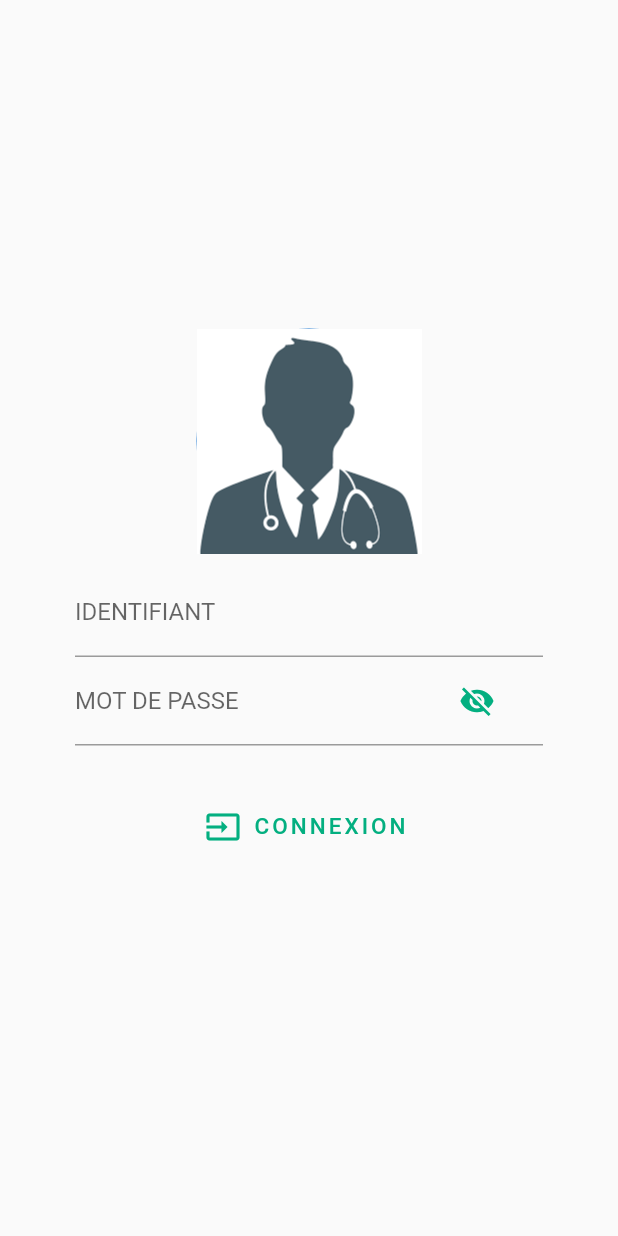
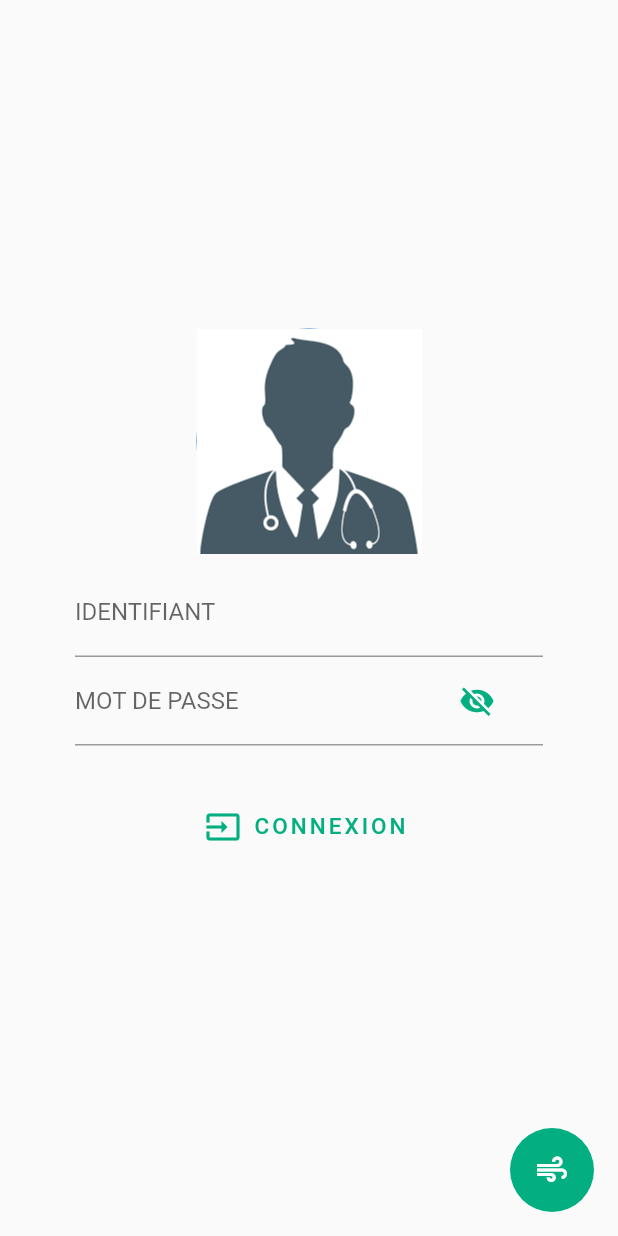
Before and after one commit to partnercloudsupport/fltcabinet, a Flutter app: the screen it shows after launch, on a phone screen of 412 x 824 dp. Run offline on Flutter 3.47's test engine with Material 2 defaults, Android fonts, the phone set to English and light mode, and no system bars; our stand-ins replace cloud_firestore, firebase_auth, firebase_core, firebase_database, google_sign_in, image_picker; missing offline and left inert: validator; accounts and stored records are empty; Roboto replaces fonts that are missing (Arial).

```diff
--- a/lib/components/CabinetTitle.dart
+++ b/lib/components/CabinetTitle.dart
@@ -12,7 +12,6 @@ class CabinetTitle extends StatelessWidget {
       title,
       style: new TextStyle(
         fontSize: fontsize != null ? fontsize : 18.0,
-
       ),
     );
   }
--- a/lib/icons/icon.dart
+++ b/lib/icons/icon.dart
@@ -5,14 +5,26 @@ class CabinetIcon {
   static final CabinetIcon _singleton = new CabinetIcon._internal();
   CabinetIcon._internal();
 
-  factory CabinetIcon()=> _singleton;
+  factory CabinetIcon() => _singleton;
 
-  static const IconData logOn = const IconData(0xe890, fontFamily: 'MaterialIcons',);
-  static const IconData arrow = const IconData(0xe315, fontFamily: 'MaterialIcons');
-  static const IconData show = const IconData(0xe8f4, fontFamily: 'MaterialIcons');
-  static const IconData hide = const IconData(0xe8f5, fontFamily: 'MaterialIcons');
-  static const IconData home = const IconData(0xe85d, fontFamily: 'MaterialIcons', matchTextDirection: true);
-  static const IconData calendar = const IconData(0xe935, fontFamily: 'MaterialIcons');
-  static const IconData location = const IconData(0xe0c8, fontFamily: 'MaterialIcons');
-  static const IconData account = const IconData(0xe853, fontFamily: 'MaterialIcons');
+  static const IconData logOn = const IconData(
+    0xe890,
+    fontFamily: 'MaterialIcons',
+  );
+  static const IconData arrow =
+      const IconData(0xe315, fontFamily: 'MaterialIcons');
+  static const IconData show =
+      const IconData(0xe8f4, fontFamily: 'MaterialIcons');
+  static const IconData hide =
+      const IconData(0xe8f5, fontFamily: 'MaterialIcons');
+  static const IconData home = const IconData(0xe85d,
+      fontFamily: 'MaterialIcons', matchTextDirection: true);
+  static const IconData calendar =
+      const IconData(0xe935, fontFamily: 'MaterialIcons');
+  static const IconData location =
+      const IconData(0xe0c8, fontFamily: 'MaterialIcons');
+  static const IconData account =
+      const IconData(0xe853, fontFamily: 'MaterialIcons');
+  static const IconData subscribe =
+      const IconData(0xe064, fontFamily: 'MaterialIcons');
 }
--- a/lib/interface/patient.dart
+++ b/lib/interface/patient.dart
@@ -39,6 +39,10 @@ class Patient {
       : login = snapshot.value['login'],
         passwd = snapshot.value['passwd'];
 
+  Patient.fromJson(Map<String, dynamic> json)
+      : login = json['login'],
+        passwd = json['passwd'];
+
   toJson() {
     return {
       'nom': nom,
--- a/lib/interface/user.dart
+++ b/lib/interface/user.dart
@@ -12,6 +12,11 @@ class User {
         passwd = snapshot.value['passwd'],
         idProfil = snapshot.value['idProfil'];
 
+  User.fromJson(Map<String, dynamic> json)
+      : login = json['login'],
+        passwd = json['passwd'],
+        idProfil = json['idProfil'];
+
   toJson() {
     return {
       "login": login,
@@ -19,5 +24,4 @@ class User {
       "idProfil": idProfil,
     };
   }
-
 }
--- a/lib/screens/logon/index.dart
+++ b/lib/screens/logon/index.dart
@@ -1,5 +1,5 @@
 import 'package:flutter/material.dart';
-import 'ensureVisibleWhenFocus.dart';
+import '../../components/ensureVisibleWhenFocus.dart';
 import '../../utils/utils.dart' as utils;
 import 'package:validator/validator.dart';
 
@@ -31,9 +31,10 @@ class _LogOnState extends State<LogOn> {
     FocusNode _focusNodeLogin = new FocusNode();
     FocusNode _focusNodePasswd = new FocusNode();
 
-    return new ListView(
-      children: <Widget>[
-        new Container(
+    return new LayoutBuilder(
+        builder: (BuildContext context, BoxConstraints constraints) {
+      return SingleChildScrollView(
+        child: new Container(
           constraints: BoxConstraints(maxHeight: screenSize.height),
           padding: EdgeInsets.symmetric(horizontal: 50.0, vertical: 60.0),
           child: new Form(
@@ -49,22 +50,17 @@ class _LogOnState extends State<LogOn> {
                   children: <Widget>[
                     new CircleAvatar(
                         child: new Image.asset('assets/images/medecin.png'),
-                  radius: 75.0,
-                ),
-                new Padding(padding: EdgeInsets.only(bottom: 10.0),),
+                        radius: 75.0),
+                    new Padding(padding: EdgeInsets.only(bottom: 10.0)),
                     new EnsureVisibleWhenFocused(
                         focusNode: _focusNodeLogin,
                         child: new TextFormField(
                             validator: (String str) {
-                      if (isNull(str.trim())) {
+                              if (isNull(str.trim()))
                                 return 'Ce champ est obligatoire';
-                      }
                             },
-                    decoration: new InputDecoration(
-                      labelText: 'IDENTIFIANT',
-                    ),
-                  ),
-                ),
+                            decoration:
+                                new InputDecoration(labelText: 'IDENTIFIANT'))),
                     new EnsureVisibleWhenFocused(
                         focusNode: _focusNodePasswd,
                         child: new TextFormField(
@@ -86,25 +82,14 @@ class _LogOnState extends State<LogOn> {
                                       setState(() {
                                         _obscureText = !_obscureText;
                                       });
-                        },
-                      ),
-                    ),
-                  ),
-                ),
+                                    })))),
                     new Padding(
-                  padding: EdgeInsets.symmetric(
-                    vertical: 30.0,
-                    horizontal: 0.0,
-                  ),
+                      padding:
+                          EdgeInsets.symmetric(vertical: 30.0, horizontal: 0.0),
                       child: new FlatButton.icon(
-                    label: new Text(
-                      'CONNEXION',
-                      style: utils.myStyleGlobal,
-                    ),
-                    icon: new Icon(
-                      Icons.input,
-                      color: utils.colorBase,
-                    ),
+                        label:
+                            new Text('CONNEXION', style: utils.myStyleGlobal),
+                        icon: new Icon(Icons.input, color: utils.colorBase),
                         onPressed: () {
                           if (_formKey.currentState.validate()) {
                             print('Tous champs ok');
@@ -112,12 +97,10 @@ class _LogOnState extends State<LogOn> {
                           }
                         },
                       ),
+                    )
+                  ])),
         ),
-              ],
-            ),
-          ),
-        ),
-      ],
       );
+    });
   }
 }
```
Also changed, not shown: lib/appCabinet.dart (+6 -9 lines), lib/components/header.dart (+5 -6 lines), lib/components/layout-builder-widget.dart (added, +33 -0 lines), lib/medecins/listeMedecin.dart (deleted, +0 -103 lines), lib/medecins/profilMedecin.dart (deleted, +0 -16 lines), lib/patients/image.dart (deleted, +0 -25 lines), lib/patients/video.dart (deleted, +0 -21 lines), lib/screens/patients/index.dart (+12 -25 lines), lib/screens/patients/tabs/medecin-tab.dart (+69 -3 lines), lib/screens/patients/tabs/prendre-rdv-tab.dart (+3 -10 lines), lib/screens/patients/tabs/profil-tab.dart (+30 -19 lines), lib/components/ensureVisibleWhenFocus.dart (renamed from lib/screens/logon/ensureVisibleWhenFocus.dart), lib/services/medecin-service.dart (added). Lines whose indentation alone changed are shown as unchanged.
